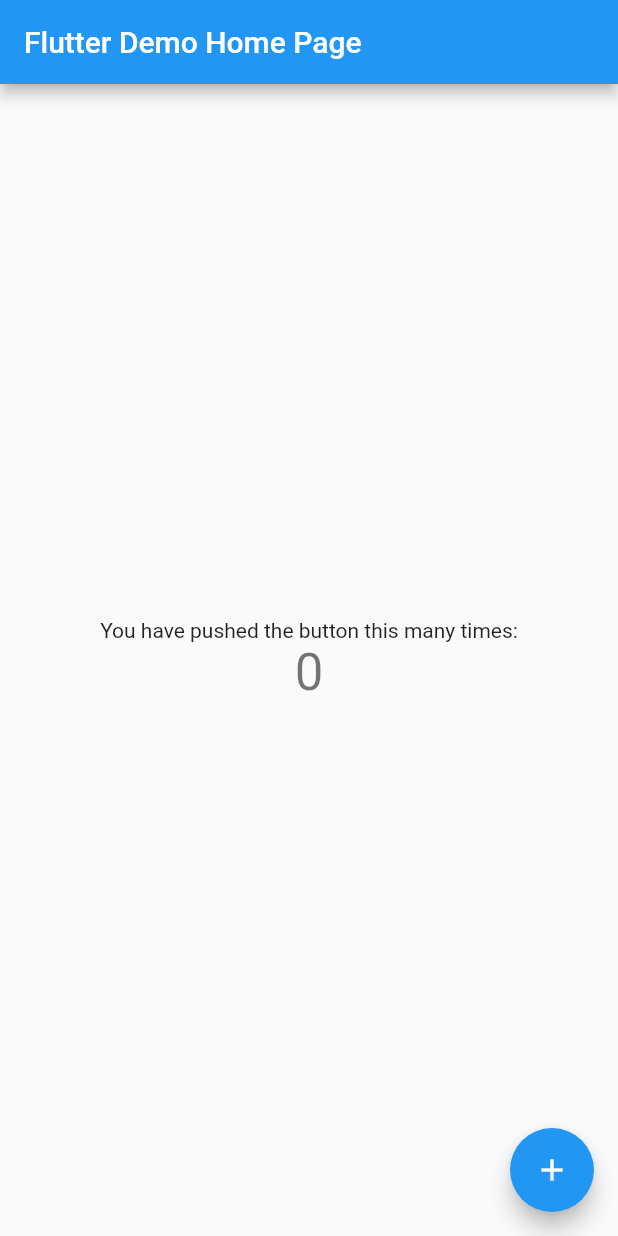
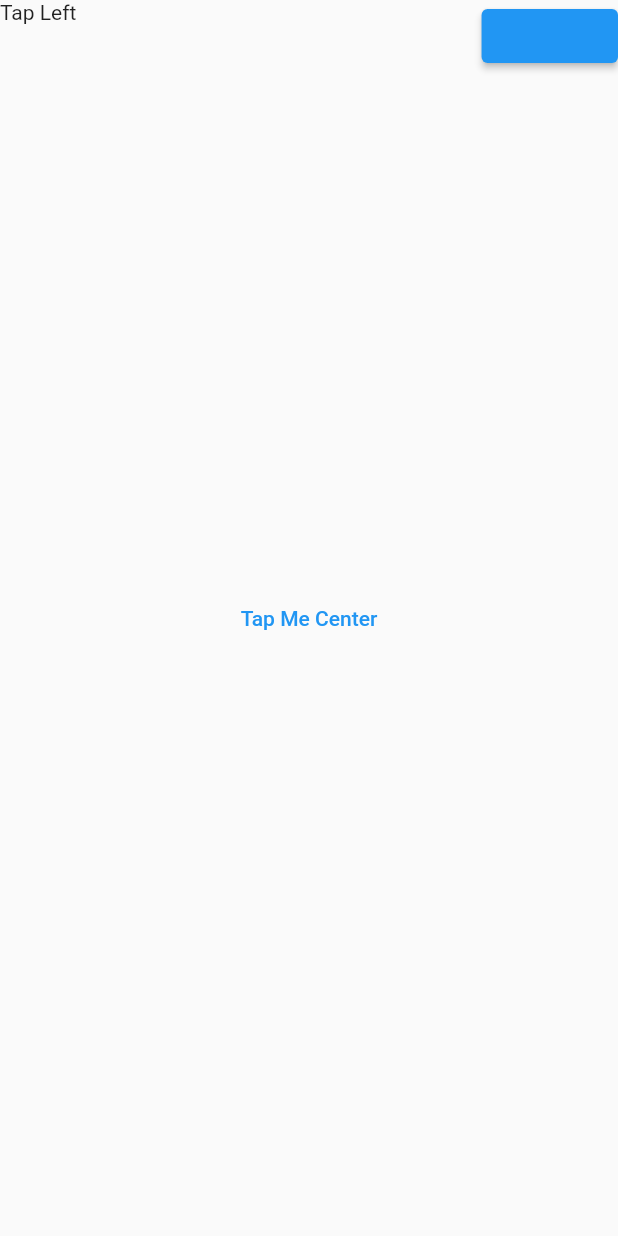
Before and after one commit to edemekong/flutter-tutorial-showcase, a Flutter app: the screen it shows after launch, on a phone screen of 412 x 824 dp. Run offline on Flutter 3.47's test engine with Material 2 defaults, Android fonts, the light colour scheme and no system bars.

Commit message:
initial commit

```diff
--- /dev/null
+++ b/lib/customtooltip.dart
@@ -0,0 +1,119 @@
+import 'package:flutter/material.dart';
+
+class CustomTooltip extends StatefulWidget {
+  final String message;
+  final Widget child;
+
+  const CustomTooltip({Key key, this.child, @required this.message})
+      : super(key: key);
+
+  @override
+  _CustomTooltipState createState() => _CustomTooltipState();
+}
+
+class _CustomTooltipState extends State<CustomTooltip>
+    with TickerProviderStateMixin {
+  final color = Colors.black.withAlpha(120);
+  GlobalKey key;
+  Offset _offset;
+  Size _size;
+  OverlayEntry overlayEntry;
+
+  AnimationController _controller;
+
+  @override
+  void initState() {
+    key = LabeledGlobalKey(widget.message);
+    _controller =
+        AnimationController(vsync: this, duration: Duration(milliseconds: 300));
+    super.initState();
+  }
+
+  void getWidgetDetails() {
+    final renderBox = key.currentContext.findRenderObject() as RenderBox;
+    _size = renderBox.size;
+    final offset = renderBox.localToGlobal(Offset.zero);
+    _offset = offset;
+    print(_offset.dx);
+  }
+
+  OverlayEntry _makeOverlay() {
+    return OverlayEntry(
+      builder: (context) => Positioned(
+        top: _offset.dy + 40,
+        left: _offset.dx - 25,
+        width: _size.width + 50,
+        child: ScaleTransition(
+          scale: Tween<double>(begin: 0.5, end: 0.9).animate(CurvedAnimation(parent: _controller, curve: Curves.bounceOut)),
+          child: Column(
+            children: [
+              Align(
+                alignment: Alignment.center,
+                child: ClipPath(
+                  clipper: ArrowClip(),
+                  child: Container(
+                    height: 10,
+                    width: 15,
+                    decoration: BoxDecoration(
+                      color: color,
+                    ),
+                  ),
+                ),
+              ),
+              Material(
+                color: Colors.transparent,
+                child: Container(
+                  decoration: BoxDecoration(
+                    color: color,
+                    borderRadius: BorderRadius.circular(5),
+                  ),
+                  child: Text(
+                    widget.message,
+                    style: TextStyle(color: Colors.white),
+                  ),
+                  padding: const EdgeInsets.all(4),
+                ),
+              ),
+            ],
+          ),
+        ),
+      ),
+    );
+  }
+
+  @override
+  Widget build(BuildContext context) {
+    return InkWell(
+      key: key,
+      child: widget.child,
+      onTap: () {},
+      onHover: (v) {
+        if (v) {
+          getWidgetDetails();
+          overlayEntry = _makeOverlay();
+          Overlay.of(context).insert(overlayEntry);
+          _controller.forward();
+        } else {
+          _controller.reverse();
+          overlayEntry.remove();
+        }
+      },
+    );
+  }
+}
+
+class ArrowClip extends CustomClipper<Path> {
+  @override
+  Path getClip(Size size) {
+    Path path = Path();
+
+    path.moveTo(0, size.height);
+    path.lineTo(size.width / 2, 0);
+    path.lineTo(size.width, size.height);
+
+    return path;
+  }
+
+  @override
+  bool shouldReclip(CustomClipper<Path> oldClipper) => true;
+}
--- a/lib/main.dart
+++ b/lib/main.dart
@@ -1,117 +1,63 @@
 import 'package:flutter/material.dart';
+
+import 'customtooltip.dart';
 
 void main() {
   runApp(MyApp());
 }
 
 class MyApp extends StatelessWidget {
-  // This widget is the root of your application.
   @override
   Widget build(BuildContext context) {
     return MaterialApp(
-      title: 'Flutter Demo',
-      theme: ThemeData(
-        // This is the theme of your application.
-        //
-        // Try running your application with "flutter run". You'll see the
-        // application has a blue toolbar. Then, without quitting the app, try
-        // changing the primarySwatch below to Colors.green and then invoke
-        // "hot reload" (press "r" in the console where you ran "flutter run",
-        // or simply save your changes to "hot reload" in a Flutter IDE).
-        // Notice that the counter didn't reset back to zero; the application
-        // is not restarted.
-        primarySwatch: Colors.blue,
-        // This makes the visual density adapt to the platform that you run
-        // the app on. For desktop platforms, the controls will be smaller and
-        // closer together (more dense) than on mobile platforms.
-        visualDensity: VisualDensity.adaptivePlatformDensity,
-      ),
-      home: MyHomePage(title: 'Flutter Demo Home Page'),
+      debugShowCheckedModeBanner: false,
+      theme: ThemeData(primaryColor: Colors.lightBlue),
+      home: HomePage(),
     );
   }
 }
 
-class MyHomePage extends StatefulWidget {
-  MyHomePage({Key key, this.title}) : super(key: key);
-
-  // This widget is the home page of your application. It is stateful, meaning
-  // that it has a State object (defined below) that contains fields that affect
-  // how it looks.
-
-  // This class is the configuration for the state. It holds the values (in this
-  // case the title) provided by the parent (in this case the App widget) and
-  // used by the build method of the State. Fields in a Widget subclass are
-  // always marked "final".
-
-  final String title;
-
-  @override
-  _MyHomePageState createState() => _MyHomePageState();
-}
-
-class _MyHomePageState extends State<MyHomePage> {
-  int _counter = 0;
-
-  void _incrementCounter() {
-    setState(() {
-      // This call to setState tells the Flutter framework that something has
-      // changed in this State, which causes it to rerun the build method below
-      // so that the display can reflect the updated values. If we changed
-      // _counter without calling setState(), then the build method would not be
-      // called again, and so nothing would appear to happen.
-      _counter++;
-    });
-  }
-
+class HomePage extends StatelessWidget {
   @override
   Widget build(BuildContext context) {
-    // This method is rerun every time setState is called, for instance as done
-    // by the _incrementCounter method above.
-    //
-    // The Flutter framework has been optimized to make rerunning build methods
-    // fast, so that you can just rebuild anything that needs updating rather
-    // than having to individually change instances of widgets.
     return Scaffold(
-      appBar: AppBar(
-        // Here we take the value from the MyHomePage object that was created by
-        // the App.build method, and use it to set our appbar title.
-        title: Text(widget.title),
+      body: Stack(
+        children: [
+          Align(
+              alignment: Alignment.topLeft,
+              child: CustomTooltip(
+                message: 'Hello Tap Me!!',
+                child: InkWell(
+                  onTap: () {},
+                  child: Text('Tap Left'),
+                ),
+              )),
+          Align(
+              alignment: Alignment.topRight,
+              child: CustomTooltip(
+                message: 'am Here',
+                child: ElevatedButton(
+                  onPressed: () {},
+                  style: TextButton.styleFrom(
+                    primary: Colors.blue,
+                  ),
+                  child: Text('Tap Right'),
+                ),
+              )),
+          Align(
+              alignment: Alignment.center,
+              child: CustomTooltip(
+                message: 'Hello Click Me!!',
+                child: TextButton(
+                  onPressed: () {},
+                  style: TextButton.styleFrom(
+                    primary: Colors.blue,
+                  ),
+                  child: Text('Tap Me Center'),
+                ),
+              )),
+        ],
       ),
-      body: Center(
-        // Center is a layout widget. It takes a single child and positions it
-        // in the middle of the parent.
-        child: Column(
-          // Column is also a layout widget. It takes a list of children and
-          // arranges them vertically. By default, it sizes itself to fit its
-          // children horizontally, and tries to be as tall as its parent.
-          //
-          // Invoke "debug painting" (press "p" in the console, choose the
-          // "Toggle Debug Paint" action from the Flutter Inspector in Android
-          // Studio, or the "Toggle Debug Paint" command in Visual Studio Code)
-          // to see the wireframe for each widget.
-          //
-          // Column has various properties to control how it sizes itself and
-          // how it positions its children. Here we use mainAxisAlignment to
-          // center the children vertically; the main axis here is the vertical
-          // axis because Columns are vertical (the cross axis would be
-          // horizontal).
-          mainAxisAlignment: MainAxisAlignment.center,
-          children: <Widget>[
-            Text(
-              'You have pushed the button this many times:',
-            ),
-            Text(
-              '$_counter',
-              style: Theme.of(context).textTheme.headline4,
-            ),
-          ],
-        ),
-      ),
-      floatingActionButton: FloatingActionButton(
-        onPressed: _incrementCounter,
-        tooltip: 'Increment',
-        child: Icon(Icons.add),
-      ), // This trailing comma makes auto-formatting nicer for build methods.
     );
   }
 }
```
Also changed, not shown: 2 other files.
